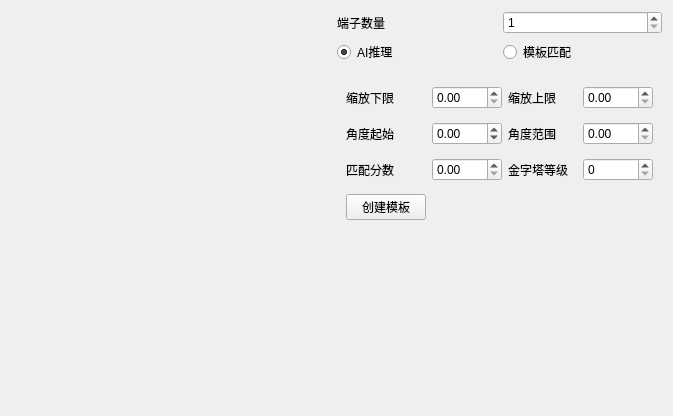
This is src/ui/product_class/terminal_param_dialog.ui in yurayurateikoku1/AIVision as Qt 5 draws it before an edit. The edited form follows.
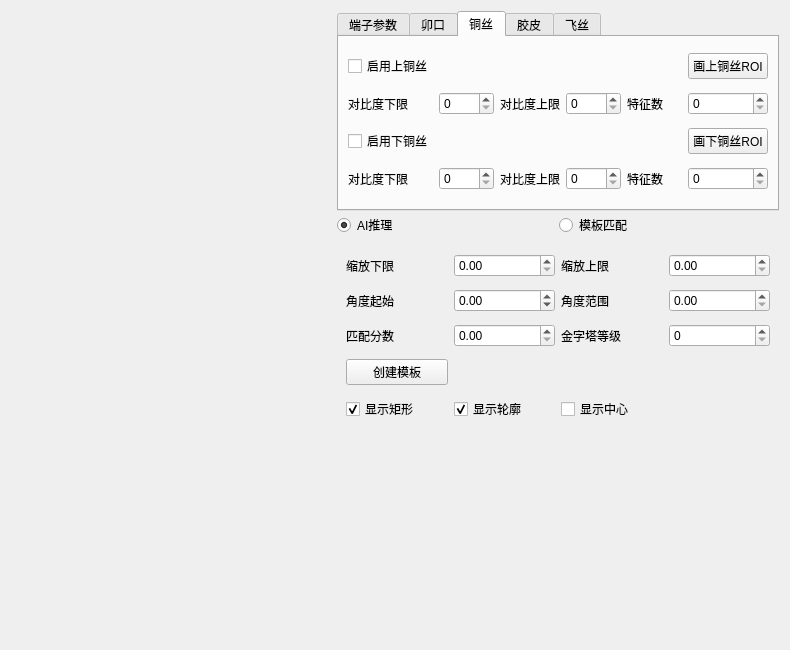
This is the edited form. The open tabs and pages were chosen to show the change.

```diff
--- a/src/ui/product_class/terminal_param_dialog.ui
+++ b/src/ui/product_class/terminal_param_dialog.ui
@@ -6,8 +6,8 @@
    <rect>
     <x>0</x>
     <y>0</y>
-    <width>673</width>
-    <height>416</height>
+    <width>790</width>
+    <height>650</height>
    </rect>
   </property>
   <property name="windowTitle">
@@ -26,17 +26,43 @@
    </item>
    <item>
     <layout class="QVBoxLayout" name="verticalLayout_right">
+     <property name="spacing">
+      <number>2</number>
+     </property>
      <item>
-      <layout class="QHBoxLayout" name="horizontalLayout_common">
-       <item>
+      <layout class="QHBoxLayout" name="horizontalLayout_common"/>
+     </item>
+     <item>
+      <widget class="QTabWidget" name="tabWidget">
+       <property name="currentIndex">
+        <number>2</number>
+       </property>
+       <widget class="QWidget" name="tab_terminal">
+        <attribute name="title">
+         <string>端子参数</string>
+        </attribute>
         <widget class="QLabel" name="label_3">
+         <property name="geometry">
+          <rect>
+           <x>0</x>
+           <y>10</y>
+           <width>169</width>
+           <height>22</height>
+          </rect>
+         </property>
          <property name="text">
           <string>端子数量</string>
          </property>
         </widget>
-       </item>
-       <item>
         <widget class="QSpinBox" name="spinBox_terminalCount">
+         <property name="geometry">
+          <rect>
+           <x>150</x>
+           <y>10</y>
+           <width>343</width>
+           <height>22</height>
+          </rect>
+         </property>
          <property name="minimum">
           <number>1</number>
          </property>
@@ -44,8 +70,314 @@
           <number>100</number>
          </property>
         </widget>
-       </item>
-      </layout>
+       </widget>
+       <widget class="QWidget" name="tab_crimpBarrel">
+        <attribute name="title">
+         <string>卯口</string>
+        </attribute>
+        <layout class="QGridLayout" name="gridLayout">
+         <item row="0" column="0">
+          <widget class="QCheckBox" name="checkBox_enableIB">
+           <property name="text">
+            <string>启用外卯</string>
+           </property>
+          </widget>
+         </item>
+         <item row="0" column="5">
+          <widget class="QPushButton" name="pushButton_drawRoiIB">
+           <property name="text">
+            <string>画外卯ROI</string>
+           </property>
+          </widget>
+         </item>
+         <item row="1" column="0">
+          <widget class="QLabel" name="label_IBThreshold">
+           <property name="text">
+            <string>阈值</string>
+           </property>
+          </widget>
+         </item>
+         <item row="1" column="1">
+          <widget class="QSpinBox" name="spinBox_IBThreshold">
+           <property name="maximum">
+            <number>255</number>
+           </property>
+          </widget>
+         </item>
+         <item row="1" column="2">
+          <widget class="QLabel" name="label_IBAreaMin">
+           <property name="text">
+            <string>面积下限</string>
+           </property>
+          </widget>
+         </item>
+         <item row="1" column="3">
+          <widget class="QSpinBox" name="spinBox_IBAreaMin">
+           <property name="maximum">
+            <number>999999</number>
+           </property>
+          </widget>
+         </item>
+         <item row="1" column="4">
+          <widget class="QLabel" name="label_IBAreaMax">
+           <property name="text">
+            <string>面积上限</string>
+           </property>
+          </widget>
+         </item>
+         <item row="1" column="5">
+          <widget class="QSpinBox" name="spinBox_IBAreaMax">
+           <property name="maximum">
+            <number>999999</number>
+           </property>
+          </widget>
+         </item>
+         <item row="2" column="0">
+          <widget class="QCheckBox" name="checkBox_enableWB">
+           <property name="text">
+            <string>启用内贸</string>
+           </property>
+          </widget>
+         </item>
+         <item row="2" column="5">
+          <widget class="QPushButton" name="pushButton_drawRoiWB">
+           <property name="text">
+            <string>画内贸ROI</string>
+           </property>
+          </widget>
+         </item>
+         <item row="3" column="0">
+          <widget class="QLabel" name="label_WBThreshold">
+           <property name="text">
+            <string>阈值</string>
+           </property>
+          </widget>
+         </item>
+         <item row="3" column="1">
+          <widget class="QSpinBox" name="spinBox_WBThreshold">
+           <property name="maximum">
+            <number>255</number>
+           </property>
+          </widget>
+         </item>
+         <item row="3" column="2">
+          <widget class="QLabel" name="label_WBAreaMin">
+           <property name="text">
+            <string>面积下限</string>
+           </property>
+          </widget>
+         </item>
+         <item row="3" column="3">
+          <widget class="QSpinBox" name="spinBox_WBAreaMin">
+           <property name="maximum">
+            <number>999999</number>
+           </property>
+          </widget>
+         </item>
+         <item row="3" column="4">
+          <widget class="QLabel" name="label_WBAreaMax">
+           <property name="text">
+            <string>面积上限</string>
+           </property>
+          </widget>
+         </item>
+         <item row="3" column="5">
+          <widget class="QSpinBox" name="spinBox_WBAreaMax">
+           <property name="maximum">
+            <number>999999</number>
+           </property>
+          </widget>
+         </item>
+        </layout>
+       </widget>
+       <widget class="QWidget" name="tab_conductor">
+        <attribute name="title">
+         <string>铜丝</string>
+        </attribute>
+        <layout class="QGridLayout" name="gridLayout_2">
+         <item row="0" column="0">
+          <widget class="QCheckBox" name="checkBox_enableTS">
+           <property name="text">
+            <string>启用上铜丝</string>
+           </property>
+          </widget>
+         </item>
+         <item row="0" column="5">
+          <widget class="QPushButton" name="pushButton_drawRoiTS">
+           <property name="text">
+            <string>画上铜丝ROI</string>
+           </property>
+          </widget>
+         </item>
+         <item row="1" column="0">
+          <widget class="QLabel" name="label_TSContrastMin">
+           <property name="text">
+            <string>对比度下限</string>
+           </property>
+          </widget>
+         </item>
+         <item row="1" column="1">
+          <widget class="QSpinBox" name="spinBox_TSContrastMin">
+           <property name="maximum">
+            <number>255</number>
+           </property>
+          </widget>
+         </item>
+         <item row="1" column="2">
+          <widget class="QLabel" name="label_TSContrastMax">
+           <property name="text">
+            <string>对比度上限</string>
+           </property>
+          </widget>
+         </item>
+         <item row="1" column="3">
+          <widget class="QSpinBox" name="spinBox_TSContrastMax">
+           <property name="maximum">
+            <number>255</number>
+           </property>
+          </widget>
+         </item>
+         <item row="1" column="4">
+          <widget class="QLabel" name="label_TSFeatureCount">
+           <property name="text">
+            <string>特征数</string>
+           </property>
+          </widget>
+         </item>
+         <item row="1" column="5">
+          <widget class="QSpinBox" name="spinBox_TSFeatureCount">
+           <property name="maximum">
+            <number>999</number>
+           </property>
+          </widget>
+         </item>
+         <item row="2" column="0">
+          <widget class="QCheckBox" name="checkBox_enableBS">
+           <property name="text">
+            <string>启用下铜丝</string>
+           </property>
+          </widget>
+         </item>
+         <item row="2" column="5">
+          <widget class="QPushButton" name="pushButton_drawRoiBS">
+           <property name="text">
+            <string>画下铜丝ROI</string>
+           </property>
+          </widget>
+         </item>
+         <item row="3" column="0">
+          <widget class="QLabel" name="label_BSContrastMin">
+           <property name="text">
+            <string>对比度下限</string>
+           </property>
+          </widget>
+         </item>
+         <item row="3" column="1">
+          <widget class="QSpinBox" name="spinBox_BSContrastMin">
+           <property name="maximum">
+            <number>255</number>
+           </property>
+          </widget>
+         </item>
+         <item row="3" column="2">
+          <widget class="QLabel" name="label_BSContrastMax">
+           <property name="text">
+            <string>对比度上限</string>
+           </property>
+          </widget>
+         </item>
+         <item row="3" column="3">
+          <widget class="QSpinBox" name="spinBox_BSContrastMax">
+           <property name="maximum">
+            <number>255</number>
+           </property>
+          </widget>
+         </item>
+         <item row="3" column="4">
+          <widget class="QLabel" name="label_BSFeatureCount">
+           <property name="text">
+            <string>特征数</string>
+           </property>
+          </widget>
+         </item>
+         <item row="3" column="5">
+          <widget class="QSpinBox" name="spinBox_BSFeatureCount">
+           <property name="maximum">
+            <number>999</number>
+           </property>
+          </widget>
+         </item>
+        </layout>
+       </widget>
+       <widget class="QWidget" name="tab_insulation">
+        <attribute name="title">
+         <string>胶皮</string>
+        </attribute>
+        <layout class="QGridLayout" name="gridLayout_3">
+         <item row="0" column="0">
+          <widget class="QCheckBox" name="checkBox_enableINS">
+           <property name="text">
+            <string>启用胶皮</string>
+           </property>
+          </widget>
+         </item>
+         <item row="0" column="5">
+          <widget class="QPushButton" name="pushButton_drawRoiINS">
+           <property name="text">
+            <string>画胶皮ROI</string>
+           </property>
+          </widget>
+         </item>
+         <item row="1" column="0">
+          <widget class="QLabel" name="label_INSContrastMin">
+           <property name="text">
+            <string>对比度下限</string>
+           </property>
+          </widget>
+         </item>
+         <item row="1" column="1">
+          <widget class="QSpinBox" name="spinBox_INSContrastMin">
+           <property name="maximum">
+            <number>255</number>
+           </property>
+          </widget>
+         </item>
+         <item row="1" column="2">
+          <widget class="QLabel" name="label_INSContrastMax">
+           <property name="text">
+            <string>对比度上限</string>
+           </property>
+          </widget>
+         </item>
+         <item row="1" column="3">
+          <widget class="QSpinBox" name="spinBox_INSContrastMax">
+           <property name="maximum">
+            <number>255</number>
+           </property>
+          </widget>
+         </item>
+         <item row="1" column="4">
+          <widget class="QLabel" name="label_INSFeatureMax">
+           <property name="text">
+            <string>最大特征数</string>
+           </property>
+          </widget>
+         </item>
+         <item row="1" column="5">
+          <widget class="QSpinBox" name="spinBox_INSFeatureMax">
+           <property name="maximum">
+            <number>999</number>
+           </property>
+          </widget>
+         </item>
+        </layout>
+       </widget>
+       <widget class="QWidget" name="tab_5">
+        <attribute name="title">
+         <string>飞丝</string>
+        </attribute>
+       </widget>
+      </widget>
      </item>
      <item>
       <layout class="QHBoxLayout" name="horizontalLayout_method">
@@ -228,6 +560,33 @@
            </property>
           </widget>
          </item>
+         <item row="4" column="0">
+          <widget class="QCheckBox" name="checkBox_displayRect">
+           <property name="text">
+            <string>显示矩形</string>
+           </property>
+           <property name="checked">
+            <bool>true</bool>
+           </property>
+          </widget>
+         </item>
+         <item row="4" column="1">
+          <widget class="QCheckBox" name="checkBox_displayContour">
+           <property name="text">
+            <string>显示轮廓</string>
+           </property>
+           <property name="checked">
+            <bool>true</bool>
+           </property>
+          </widget>
+         </item>
+         <item row="4" column="2">
+          <widget class="QCheckBox" name="checkBox_displayCenter">
+           <property name="text">
+            <string>显示中心</string>
+           </property>
+          </widget>
+         </item>
         </layout>
        </widget>
       </widget>
```
Left out of the diff: 2 changed lines with no effect on the pictures.
